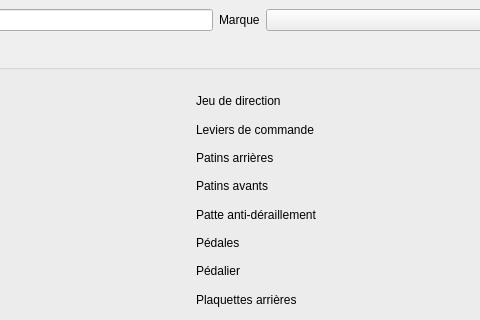
Old version of the form sources/Bikes/bikedialog.ui in the repository Endo13/BikeEquipmentManager; both pictures show x 273 to 753 and y 0 to 320 of the 953 by 726 pixel window.
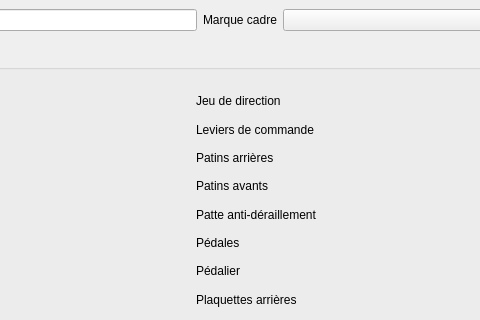
New version of the form. Icons and pictures are not drawn.

What changed in the file:
```diff
--- a/sources/Bikes/bikedialog.ui
+++ b/sources/Bikes/bikedialog.ui
@@ -108,7 +108,7 @@
        <string notr="true"/>
       </property>
       <property name="text">
-       <string>Marque</string>
+       <string>Marque cadre</string>
       </property>
      </widget>
     </item>
```
